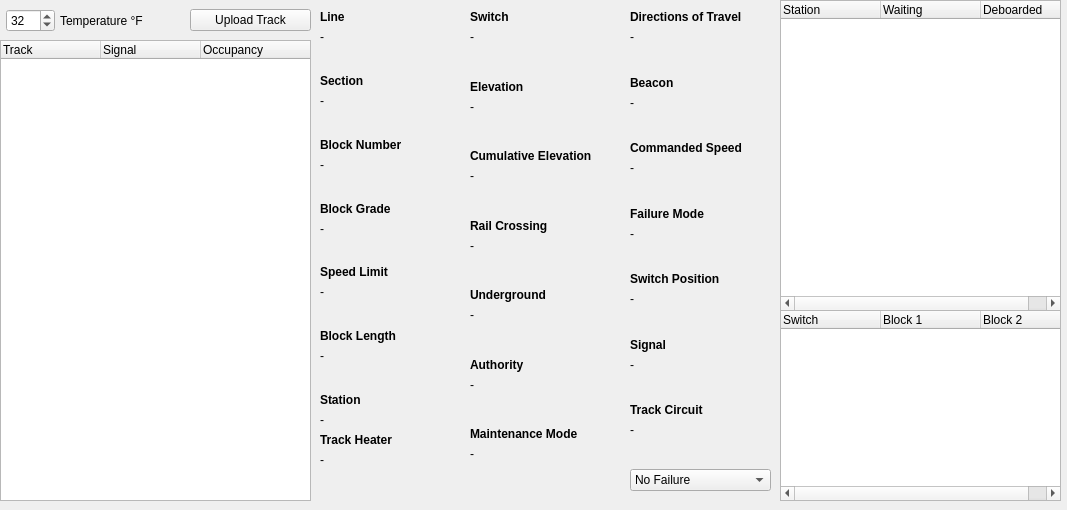
Above: track_model/track_model_qc/form.ui from ece1140thebteam/train_system_sim before the change. Below: the same form after it.
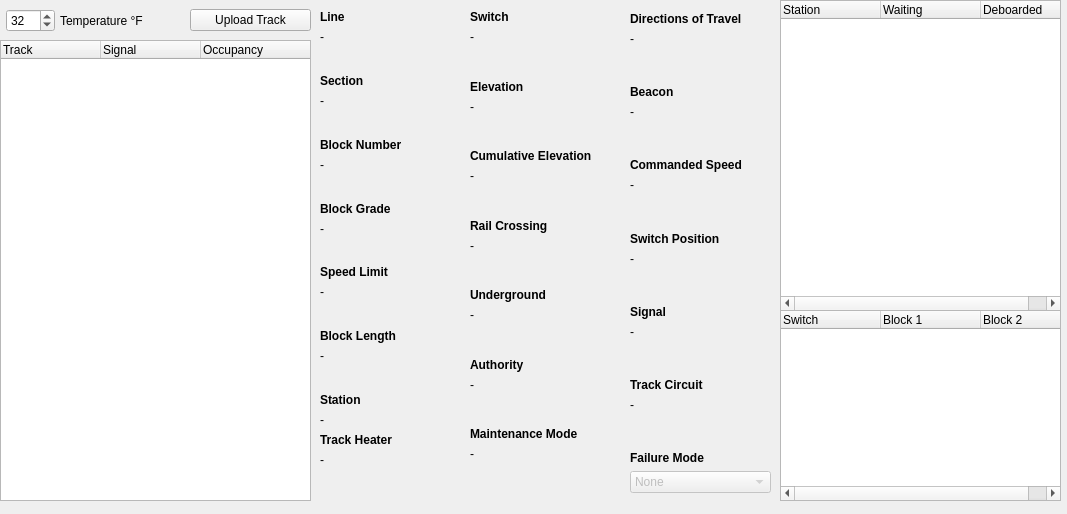
That is the form after the change.

Commit message: update failures from UI connected

The edit to the form file:
```diff
--- a/track_model/track_model_qc/form.ui
+++ b/track_model/track_model_qc/form.ui
@@ -7,7 +7,7 @@
     <x>0</x>
     <y>0</y>
     <width>1067</width>
-    <height>510</height>
+    <height>514</height>
    </rect>
   </property>
   <property name="windowTitle">
@@ -849,7 +849,7 @@
    <property name="geometry">
     <rect>
      <x>620</x>
-     <y>0</y>
+     <y>2</y>
      <width>161</width>
      <height>501</height>
     </rect>
@@ -1026,50 +1026,6 @@
       </property>
      </spacer>
     </item>
-    <item>
-     <widget class="QLabel" name="blockGradeTitle_32">
-      <property name="maximumSize">
-       <size>
-        <width>16777215</width>
-        <height>20</height>
-       </size>
-      </property>
-      <property name="font">
-       <font>
-        <bold>true</bold>
-       </font>
-      </property>
-      <property name="text">
-       <string>Failure Mode</string>
-      </property>
-     </widget>
-    </item>
-    <item>
-     <widget class="QLabel" name="blockFailureModeInfo">
-      <property name="maximumSize">
-       <size>
-        <width>16777215</width>
-        <height>20</height>
-       </size>
-      </property>
-      <property name="text">
-       <string>-</string>
-      </property>
-     </widget>
-    </item>
-    <item>
-     <spacer name="verticalSpacer_16">
-      <property name="orientation">
-       <enum>Qt::Vertical</enum>
-      </property>
-      <property name="sizeHint" stdset="0">
-       <size>
-        <width>20</width>
-        <height>40</height>
-       </size>
-      </property>
-     </spacer>
-    </item>
     <item>
      <widget class="QLabel" name="blockGradeTitle_34">
       <property name="maximumSize">
@@ -1203,10 +1159,31 @@
      </spacer>
     </item>
     <item>
-     <widget class="QComboBox" name="comboBox">
+     <widget class="QLabel" name="blockGradeTitle_39">
+      <property name="maximumSize">
+       <size>
+        <width>16777215</width>
+        <height>20</height>
+       </size>
+      </property>
+      <property name="font">
+       <font>
+        <bold>true</bold>
+       </font>
+      </property>
+      <property name="text">
+       <string>Failure Mode</string>
+      </property>
+     </widget>
+    </item>
+    <item>
+     <widget class="QComboBox" name="failureDropDown">
+      <property name="enabled">
+       <bool>false</bool>
+      </property>
       <item>
        <property name="text">
-        <string>No Failure</string>
+        <string>None</string>
        </property>
       </item>
       <item>
```
The commit also changes 21 other files.
